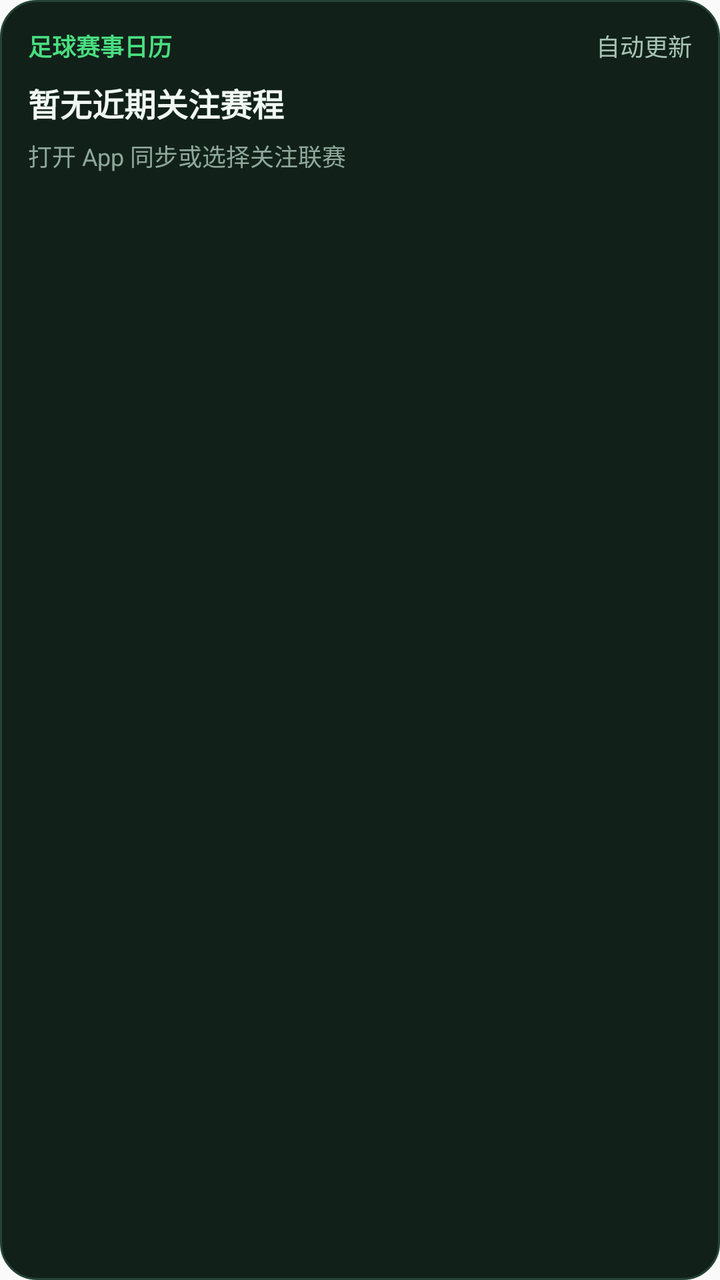
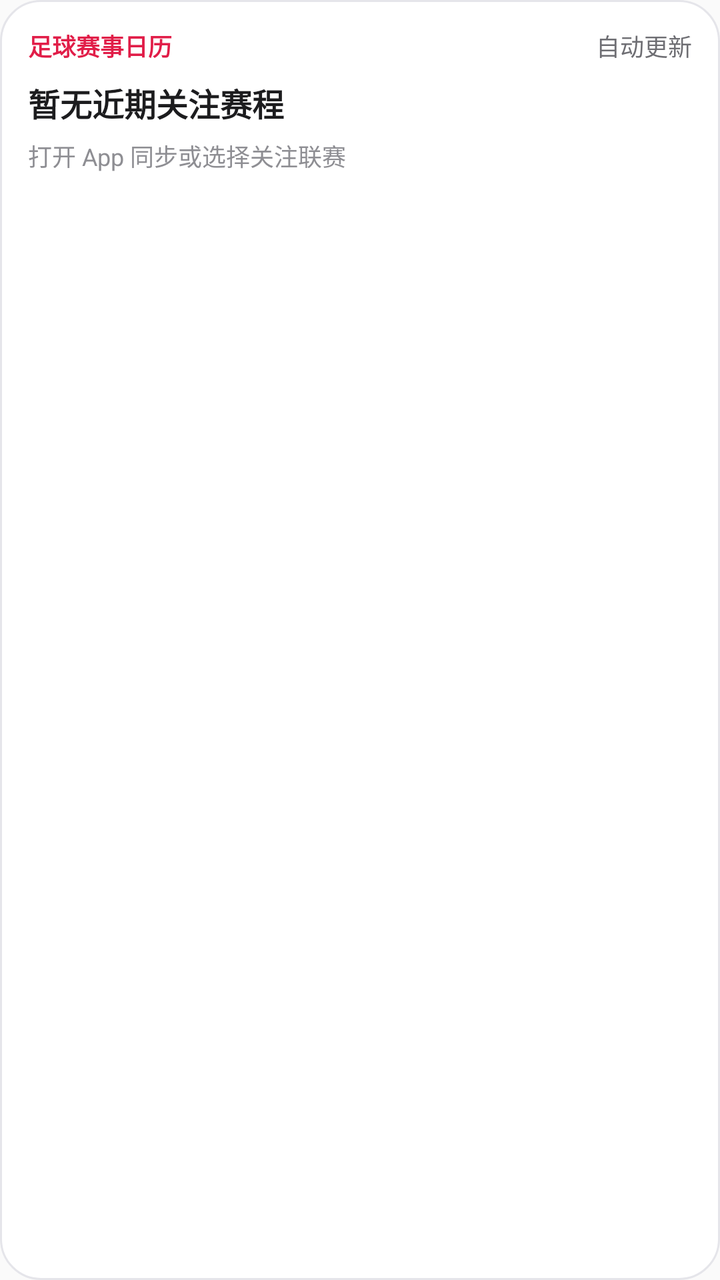

An Android layout rendered at two revisions. The XML below is the earlier revision; the diff shows what the commit changed to produce the second picture.
<!-- AndroidManifest.xml: application theme Theme.FootballCalendar -->
<!-- res/layout/widget_next_match.xml -->
<?xml version="1.0" encoding="utf-8"?>
<LinearLayout xmlns:android="http://schemas.android.com/apk/res/android"
    android:id="@+id/widget_root"
    android:layout_width="match_parent"
    android:layout_height="match_parent"
    android:background="@drawable/widget_bg"
    android:orientation="vertical"
    android:padding="14dp">

    <LinearLayout
        android:layout_width="match_parent"
        android:layout_height="wrap_content"
        android:gravity="center_vertical"
        android:orientation="horizontal">

        <TextView
            android:id="@+id/widget_league"
            android:layout_width="0dp"
            android:layout_height="wrap_content"
            android:layout_weight="1"
            android:ellipsize="end"
            android:maxLines="1"
            android:text="足球赛事日历"
            android:textColor="#4ADE80"
            android:textSize="12sp"
            android:textStyle="bold" />

        <TextView
            android:id="@+id/widget_time"
            android:layout_width="wrap_content"
            android:layout_height="wrap_content"
            android:text="自动更新"
            android:textColor="#A7C4B5"
            android:textSize="12sp" />
    </LinearLayout>

    <TextView
        android:id="@+id/widget_teams"
        android:layout_width="match_parent"
        android:layout_height="wrap_content"
        android:layout_marginTop="8dp"
        android:ellipsize="end"
        android:maxLines="2"
        android:text="@string/widget_empty_title"
        android:textColor="#F1F8F4"
        android:textSize="16sp"
        android:textStyle="bold" />

    <TextView
        android:id="@+id/widget_meta"
        android:layout_width="match_parent"
        android:layout_height="wrap_content"
        android:layout_marginTop="6dp"
        android:ellipsize="end"
        android:maxLines="1"
        android:text="@string/widget_empty_sub"
        android:textColor="#8EA89A"
        android:textSize="12sp" />
</LinearLayout>
<!-- resources referenced by this layout -->
<resources>
  <!-- drawable widget_bg (drawable) -->
  <?xml version="1.0" encoding="utf-8"?>
  <shape xmlns:android="http://schemas.android.com/apk/res/android"
      android:shape="rectangle">
      <solid android:color="#11211A" />
      <corners android:radius="18dp" />
      <stroke
          android:width="1dp"
          android:color="#244435" />
  </shape>
  <string name="widget_empty_sub">打开 App 同步或选择关注联赛</string>
  <string name="widget_empty_title">暂无近期关注赛程</string>
  <style name="Theme.FootballCalendar" parent="android:Theme.Material.Light.NoActionBar" />
</resources>

<!-- the commit's change to res/layout/widget_next_match.xml (unified diff, before → after) -->
@@ -21,7 +21,7 @@
             android:ellipsize="end"
             android:maxLines="1"
             android:text="足球赛事日历"
-            android:textColor="#4ADE80"
+            android:textColor="#E11D48"
             android:textSize="12sp"
             android:textStyle="bold" />
 
@@ -30,7 +30,7 @@
             android:layout_width="wrap_content"
             android:layout_height="wrap_content"
             android:text="自动更新"
-            android:textColor="#A7C4B5"
+            android:textColor="#6E6E73"
             android:textSize="12sp" />
     </LinearLayout>
 
@@ -42,7 +42,7 @@
         android:ellipsize="end"
         android:maxLines="2"
         android:text="@string/widget_empty_title"
-        android:textColor="#F1F8F4"
+        android:textColor="#1C1C1E"
         android:textSize="16sp"
         android:textStyle="bold" />
 
@@ -54,6 +54,6 @@
         android:ellipsize="end"
         android:maxLines="1"
         android:text="@string/widget_empty_sub"
-        android:textColor="#8EA89A"
+        android:textColor="#8E8E93"
         android:textSize="12sp" />
 </LinearLayout>
<!-- resource entries referenced after the edit -->
@@ -4,11 +4,11 @@
   <?xml version="1.0" encoding="utf-8"?>
   <shape xmlns:android="http://schemas.android.com/apk/res/android"
       android:shape="rectangle">
-      <solid android:color="#11211A" />
-      <corners android:radius="18dp" />
+      <solid android:color="#FFFFFF" />
+      <corners android:radius="20dp" />
       <stroke
           android:width="1dp"
-          android:color="#244435" />
+          android:color="#E5E5EA" />
   </shape>
   <string name="widget_empty_sub">打开 App 同步或选择关注联赛</string>
   <string name="widget_empty_title">暂无近期关注赛程</string>
